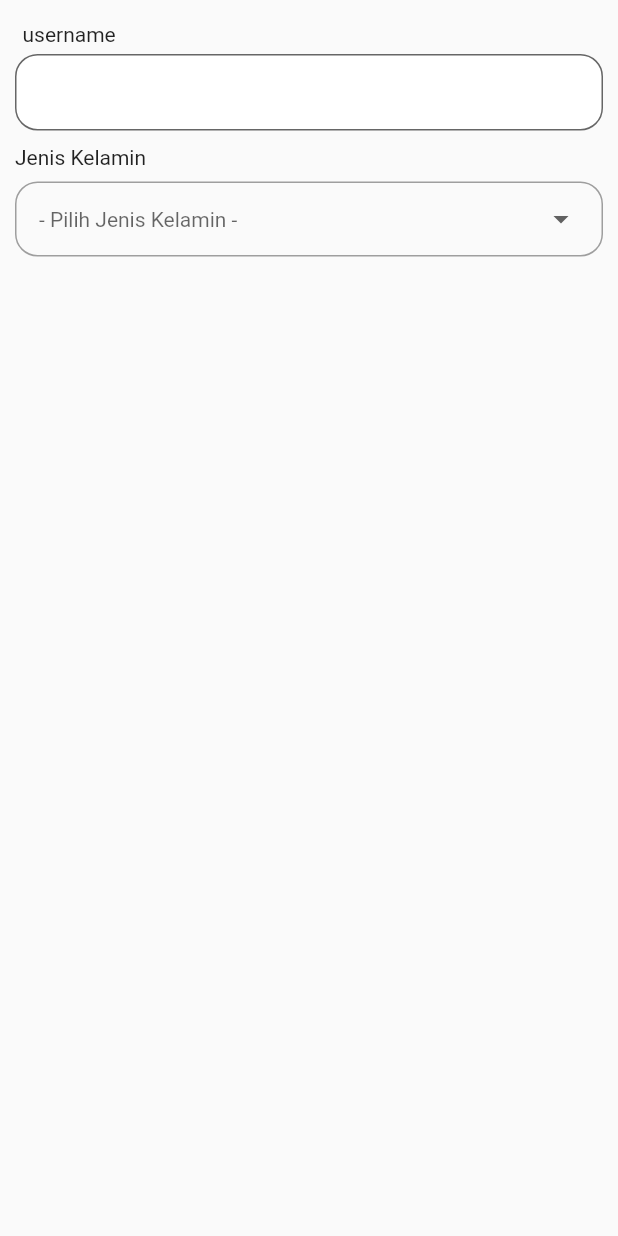
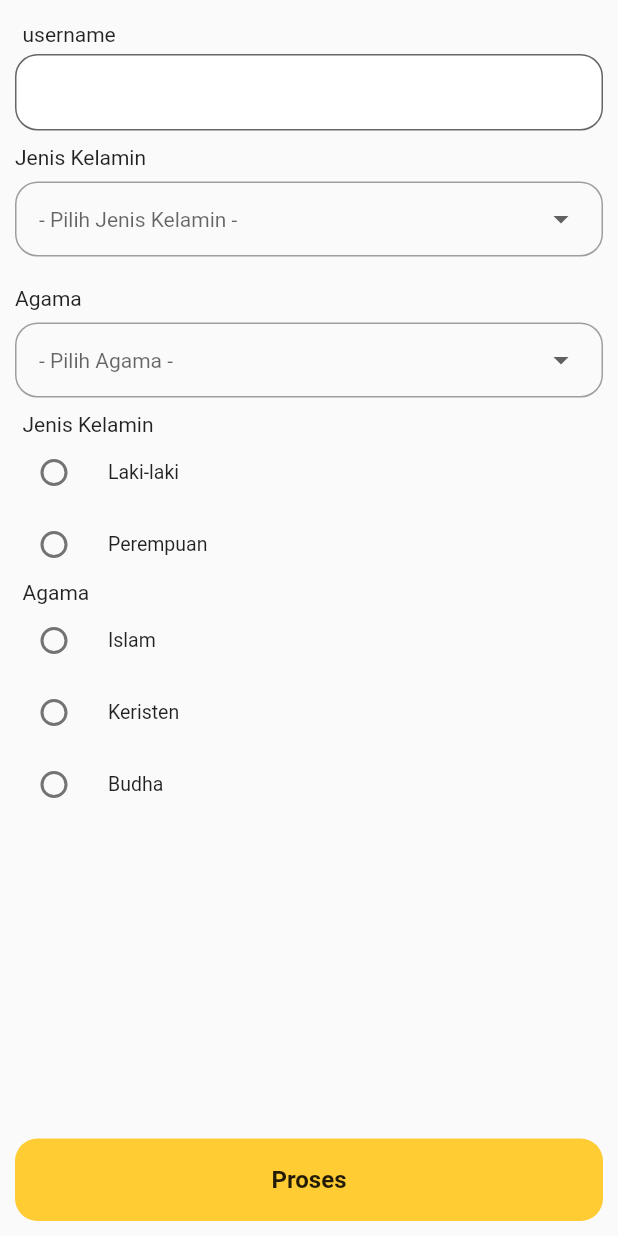
Before and after one commit to ramelan-cell/task, a Flutter app: the TemplatePage screen opened directly, on a phone screen of 412 x 824 dp. Run offline on Flutter 3.47's test engine with Material 2 defaults, Android fonts, the phone set to English and light mode, and no system bars; our stand-ins replace flutter_easyloading, get, get_storage, shared_preferences; missing offline and left inert: flutter_web_frame, new_version_plus; accounts and stored records are empty.

Commit message:
Perbaikan basecode flutter

```diff
--- a/lib/component/dropdownWidget.dart
+++ b/lib/component/dropdownWidget.dart
@@ -1,10 +1,10 @@
 import 'package:flutter/material.dart';
 
-import '../model/dropdownJenisKelamin.dart';
+import '../model/dropdown.dart';
 
 class DropdownWidget extends StatelessWidget {
   String selectName;
-  List<DropdownListJenisKelamin> listItem;
+  List<DropdownList> listItem;
   dynamic value = '';
   TextEditingController controller;
   DropdownWidget(
@@ -35,6 +35,7 @@ class DropdownWidget extends StatelessWidget {
                   border: Border.all(width: 1, color: Colors.grey),
                   borderRadius: BorderRadius.circular(15)),
               child: DropdownButtonFormField<dynamic>(
+                isDense: true,
                 decoration: InputDecoration(border: InputBorder.none),
                 hint: Text(
                   '- Pilih $selectName -',
@@ -46,13 +47,17 @@ class DropdownWidget extends StatelessWidget {
                     value == null ? 'Please insert $selectName' : null,
                 items: listItem.map((list) {
                   return DropdownMenuItem(
-                    child: Text(list.name),
+                    child: Text(
+                      list.name,
+                      style: TextStyle(fontSize: 14),
+                    ),
                     value: list.id,
                   );
                 }).toList(),
                 value: value,
                 onChanged: (e) {
-                  print(e);
+                  controller.text = e;
+                  print(controller.text);
                 },
               )),
         ],
--- /dev/null
+++ b/lib/component/radioButtonWidget.dart
@@ -0,0 +1,50 @@
+import 'package:flutter/material.dart';
+import '../model/radio.dart';
+
+class RadioButtonWidget extends StatefulWidget {
+  String title;
+  TextEditingController controller;
+  List<RadioModel> listItem;
+  RadioButtonWidget(
+      {required this.title,
+      required this.controller,
+      required this.listItem,
+      super.key});
+
+  @override
+  State<RadioButtonWidget> createState() => _RadioButtonWidgetState();
+}
+
+class _RadioButtonWidgetState extends State<RadioButtonWidget> {
+  @override
+  Widget build(BuildContext context) {
+    return Column(
+      mainAxisAlignment: MainAxisAlignment.start,
+      crossAxisAlignment: CrossAxisAlignment.start,
+      children: [
+        Container(
+          margin: EdgeInsets.only(left: 15),
+          child: Text(widget.title),
+        ),
+        Container(
+          child: ListView.builder(
+              shrinkWrap: true,
+              itemCount: widget.listItem.length,
+              itemBuilder: (context, i) {
+                return RadioListTile(
+                  dense: true,
+                  title: Text(widget.listItem[i].title),
+                  value: widget.listItem[i].value,
+                  groupValue: widget.controller.text,
+                  onChanged: (value) {
+                    setState(() {
+                      widget.controller.text = value.toString();
+                    });
+                  },
+                );
+              }),
+        ),
+      ],
+    );
+  }
+}
--- a/lib/controller/templateController.dart
+++ b/lib/controller/templateController.dart
@@ -1,20 +1,49 @@
+import 'package:basecode/model/radio.dart';
 import 'package:flutter/material.dart';
 import 'package:get/get.dart';
 
-import '../model/dropdownJenisKelamin.dart';
+import '../model/dropdown.dart';
 
 class TemplateController extends GetxController {
-  var selectedItem = "".obs;
   late TextEditingController jenisKelamin;
+  late TextEditingController jenisKelaminRadio;
+  late TextEditingController agama;
+  late TextEditingController agamaRadio;
 
-  List<DropdownListJenisKelamin> listItemJenisKelamin = [
-    DropdownListJenisKelamin(id: '1', name: 'Laki -laki'),
-    DropdownListJenisKelamin(id: '2', name: 'Perempuan')
+  List<DropdownList> listItemJenisKelamin = [
+    DropdownList(id: '1', name: 'Laki -laki'),
+    DropdownList(id: '2', name: 'Perempuan')
   ];
+
+  List<DropdownList> listItemAgama = [
+    DropdownList(id: '3', name: 'Islam'),
+    DropdownList(id: '4', name: 'Keristen')
+  ];
+
+  List<RadioModel> listRadioAgama = [
+    RadioModel(title: "Islam", value: "1"),
+    RadioModel(title: "Keristen", value: "2"),
+    RadioModel(title: "Budha", value: "3")
+  ];
+
+  List<RadioModel> listRadioJenisKelamin = [
+    RadioModel(title: "Laki-laki", value: "6"),
+    RadioModel(title: "Perempuan", value: "7")
+  ];
+
+  void proses() {
+    print(jenisKelamin.text);
+    print(jenisKelaminRadio.text);
+    print(agama.text);
+    print(agamaRadio.text);
+  }
 
   @override
   void onInit() {
     jenisKelamin = TextEditingController();
+    agama = TextEditingController();
+    agamaRadio = TextEditingController();
+    jenisKelaminRadio = TextEditingController();
     super.onInit();
   }
 }
--- /dev/null
+++ b/lib/model/dropdown.dart
@@ -0,0 +1,6 @@
+class DropdownList {
+  final String id;
+  final String name;
+
+  DropdownList({required this.id, required this.name});
+}
--- a/lib/model/dropdownJenisKelamin.dart
+++ /dev/null
@@ -1,6 +0,0 @@
-class DropdownListJenisKelamin {
-  final String id;
-  final String name;
-
-  DropdownListJenisKelamin({required this.id, required this.name});
-}
--- /dev/null
+++ b/lib/model/radio.dart
@@ -0,0 +1,8 @@
+import 'package:flutter/material.dart';
+
+class RadioModel {
+  final String title;
+  final String value;
+
+  RadioModel({required this.title, required this.value});
+}
--- a/lib/view/templatePage.dart
+++ b/lib/view/templatePage.dart
@@ -1,3 +1,6 @@
+import 'package:basecode/component/buttonWidget.dart';
+import 'package:basecode/component/radioButtonWidget.dart';
+import 'package:basecode/constan/constan.dart';
 import 'package:flutter/material.dart';
 import 'package:get/get.dart';
 import '../component/dropdownWidget.dart';
@@ -27,10 +30,28 @@ class TemplatePage extends StatelessWidget {
               selectName: "Jenis Kelamin",
               listItem: templateC.listItemJenisKelamin,
               controller: templateC.jenisKelamin,
-            )
+            ),
+            DropdownWidget(
+              selectName: "Agama",
+              listItem: templateC.listItemAgama,
+              controller: templateC.agama,
+            ),
+            RadioButtonWidget(
+                title: 'Jenis Kelamin',
+                controller: templateC.jenisKelaminRadio,
+                listItem: templateC.listRadioJenisKelamin),
+            RadioButtonWidget(
+                title: 'Agama',
+                controller: templateC.agamaRadio,
+                listItem: templateC.listRadioAgama)
           ],
         ),
       )),
+      bottomNavigationBar: InkWell(
+        onTap: () => templateC.proses(),
+        child: ButtonWidget(
+            text: 'Proses', color: primaryColor, colorTxt: secondColor),
+      ),
     );
   }
 }
```
Also changed, not shown: pubspec.lock, 2 other files.
